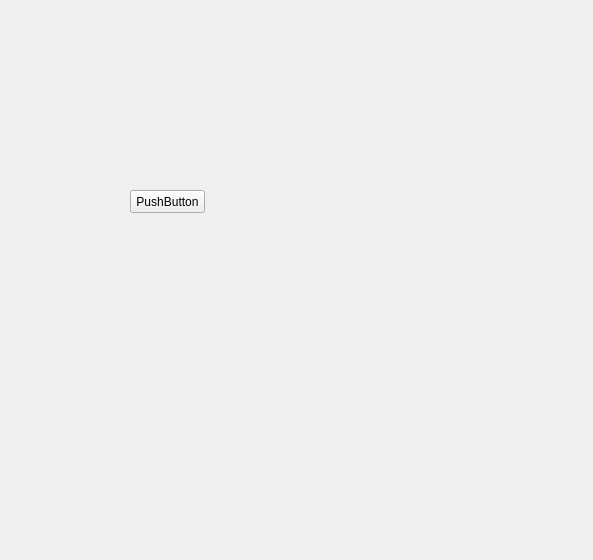
Qt form cpartlistwindow.ui (birkeh/qtPartlist) before a commit.
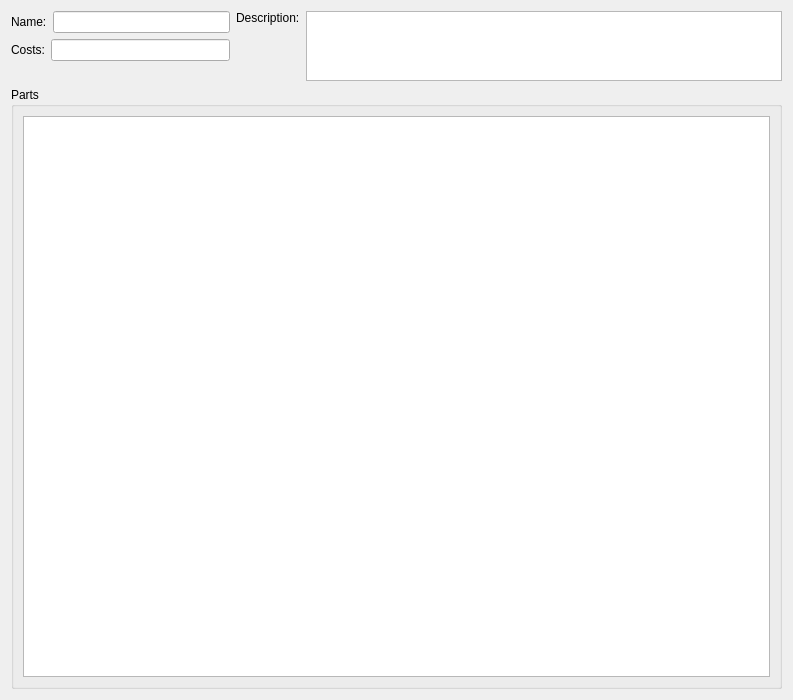
The same form after that commit.

Diff of the .ui file:
```diff
--- a/cpartlistwindow.ui
+++ b/cpartlistwindow.ui
@@ -6,26 +6,101 @@
    <rect>
     <x>0</x>
     <y>0</y>
-    <width>593</width>
-    <height>560</height>
+    <width>793</width>
+    <height>700</height>
    </rect>
   </property>
   <property name="windowTitle">
    <string>Form</string>
   </property>
-  <widget class="QPushButton" name="pushButton">
-   <property name="geometry">
-    <rect>
-     <x>130</x>
-     <y>190</y>
-     <width>75</width>
-     <height>23</height>
-    </rect>
-   </property>
-   <property name="text">
-    <string>PushButton</string>
-   </property>
-  </widget>
+  <layout class="QGridLayout" name="gridLayout_2">
+   <item row="0" column="0">
+    <layout class="QVBoxLayout" name="verticalLayout_2" stretch="1,100">
+     <item>
+      <layout class="QHBoxLayout" name="horizontalLayout_4" stretch="2,5">
+       <item>
+        <layout class="QVBoxLayout" name="verticalLayout">
+         <item>
+          <layout class="QHBoxLayout" name="horizontalLayout">
+           <item>
+            <widget class="QLabel" name="label">
+             <property name="text">
+              <string>Name:</string>
+             </property>
+            </widget>
+           </item>
+           <item>
+            <widget class="QLineEdit" name="m_lpName"/>
+           </item>
+          </layout>
+         </item>
+         <item>
+          <layout class="QHBoxLayout" name="horizontalLayout_2">
+           <item>
+            <widget class="QLabel" name="label_3">
+             <property name="text">
+              <string>Costs:</string>
+             </property>
+            </widget>
+           </item>
+           <item>
+            <widget class="QLineEdit" name="m_lpCosts">
+             <property name="readOnly">
+              <bool>true</bool>
+             </property>
+            </widget>
+           </item>
+          </layout>
+         </item>
+         <item>
+          <spacer name="verticalSpacer">
+           <property name="orientation">
+            <enum>Qt::Vertical</enum>
+           </property>
+           <property name="sizeHint" stdset="0">
+            <size>
+             <width>20</width>
+             <height>40</height>
+            </size>
+           </property>
+          </spacer>
+         </item>
+        </layout>
+       </item>
+       <item>
+        <layout class="QHBoxLayout" name="horizontalLayout_3">
+         <item>
+          <widget class="QLabel" name="label_2">
+           <property name="text">
+            <string>Description:</string>
+           </property>
+           <property name="alignment">
+            <set>Qt::AlignLeading|Qt::AlignLeft|Qt::AlignTop</set>
+           </property>
+          </widget>
+         </item>
+         <item>
+          <widget class="QTextEdit" name="m_lpDescription"/>
+         </item>
+        </layout>
+       </item>
+      </layout>
+     </item>
+     <item>
+      <widget class="QGroupBox" name="m_lpGroupBox">
+       <property name="title">
+        <string>Parts</string>
+       </property>
+       <layout class="QGridLayout" name="gridLayout">
+        <item row="0" column="0">
+         <widget class="QTreeView" name="m_lpPartList"/>
+        </item>
+       </layout>
+      </widget>
+     </item>
+    </layout>
+   </item>
+  </layout>
  </widget>
  <resources/>
  <connections/>
```
